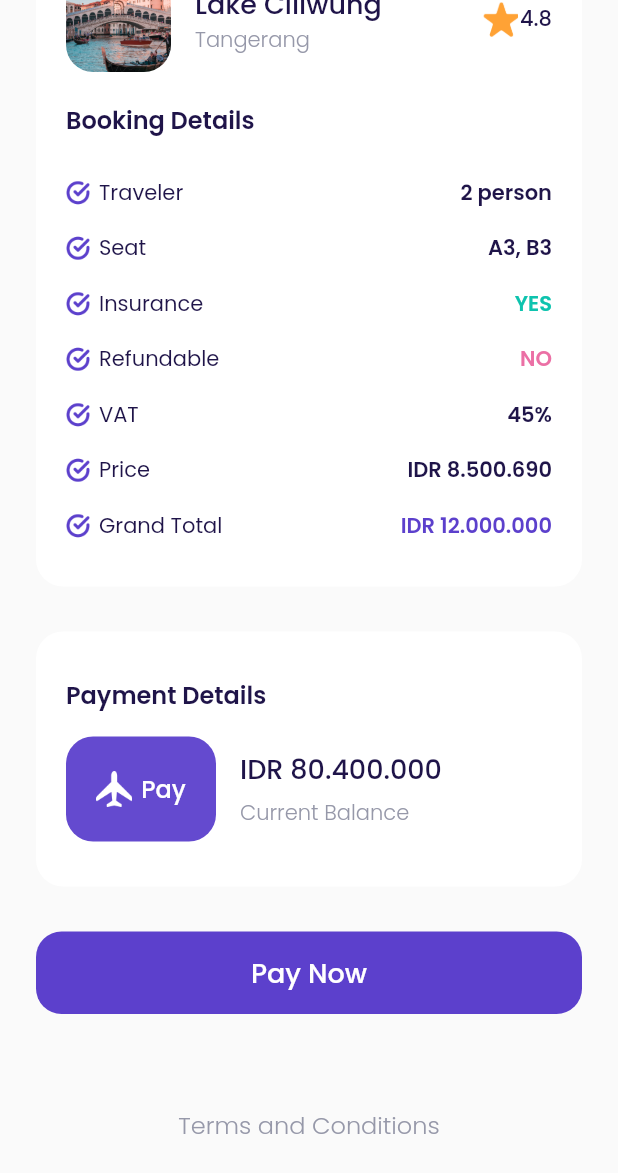
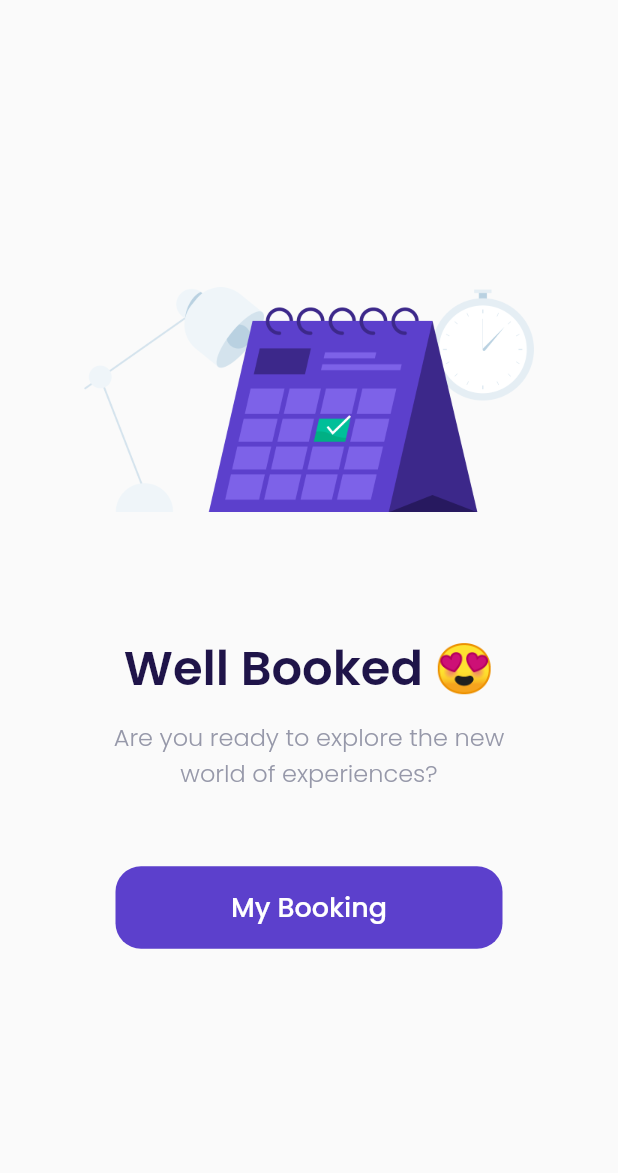
Before and after one commit to YudaDwi/airplane2, a Flutter app: the CheckOutPage screen opened directly, scrolled down 264 dp, after a tap on "Pay Now", on a phone screen of 412 x 824 dp. Shown: the top 1173 px of the screen. Run offline on Flutter 3.47's test engine with Material 2 defaults, Android fonts, the phone set to English and light mode, and no system bars; our stand-ins replace google_fonts.

Commit message:
14 succes checkout page

```diff
--- a/airplane2/lib/ui/pages/checkout_page.dart
+++ b/airplane2/lib/ui/pages/checkout_page.dart
@@ -233,7 +233,10 @@ class CheckOutPage extends StatelessWidget {
     Widget payButton() {
       return CustomButton(
         title: 'Pay Now',
-        onPresed: () {},
+        onPresed: () {
+          Navigator.push(context,
+              MaterialPageRoute(builder: (context) => SuccesCheckoutPage()));
+        },
         margin: EdgeInsets.only(top: 30),
       );
     }
--- a/airplane2/lib/ui/pages/succes_checkout_page.dart
+++ b/airplane2/lib/ui/pages/succes_checkout_page.dart
@@ -1 +1,58 @@
 part of 'pages.dart';
+
+class SuccesCheckoutPage extends StatelessWidget {
+  const SuccesCheckoutPage({Key? key}) : super(key: key);
+
+  @override
+  Widget build(BuildContext context) {
+    Widget calenderImage() {
+      return Container(
+        width: 300,
+        height: 150,
+        margin: EdgeInsets.symmetric(horizontal: 36),
+        decoration: BoxDecoration(
+            image:
+                DecorationImage(image: AssetImage('assets/image_success.png'))),
+      );
+    }
+
+    Widget subtitle() {
+      return Container(
+        margin: EdgeInsets.only(top: 80),
+        child: Column(
+          children: [
+            Text('Well Booked 😍',
+                style: blackTextStyle.copyWith(
+                    fontSize: 32, fontWeight: semibold)),
+            SizedBox(
+              height: 10,
+            ),
+            Text(
+              'Are you ready to explore the new\nworld of experiences?',
+              style: greyTextStyle.copyWith(fontSize: 16, fontWeight: light),
+              textAlign: TextAlign.center,
+            )
+          ],
+        ),
+      );
+    }
+
+    Widget bookingButton() {
+      return CustomButton(
+        title: 'My Booking',
+        onPresed: () {
+          Navigator.pushNamedAndRemoveUntil(context, '/main', (route) => false);
+        },
+        margin: EdgeInsets.only(top: 50, right: 77, left: 77),
+      );
+    }
+
+    return Scaffold(
+      body: Center(
+          child: Column(
+        mainAxisAlignment: MainAxisAlignment.center,
+        children: [calenderImage(), subtitle(), bookingButton()],
+      )),
+    );
+  }
+}
```
